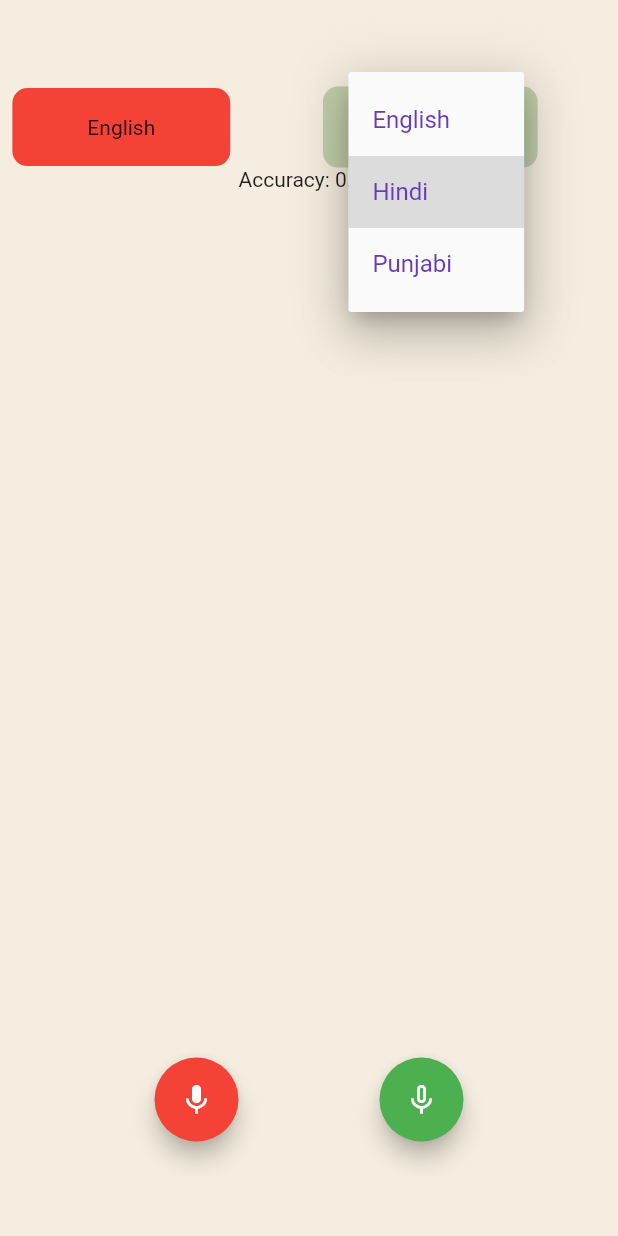
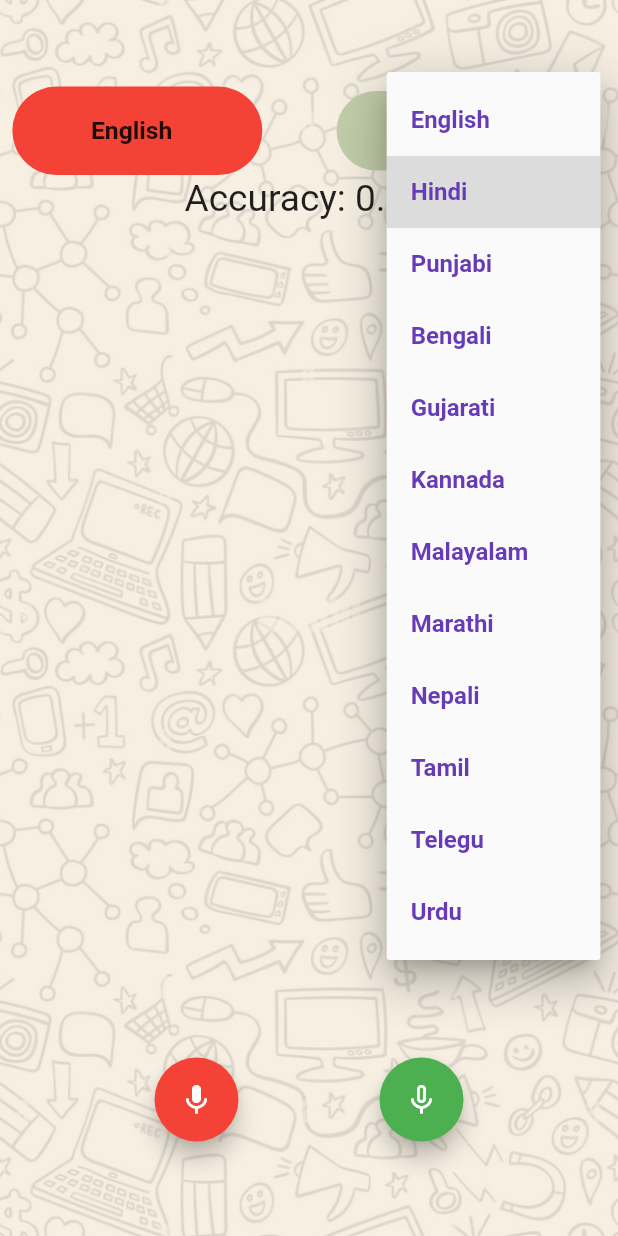
Before and after one commit to manas1410/Meraki, a Flutter app: the ConversationScreen screen opened directly with empty values, after a tap on the "mic none" icon, after a tap on "Hindi", on a phone screen of 412 x 824 dp. Run offline on Flutter 3.47's test engine with Material 2 defaults, Android fonts, the phone set to English and light mode, and no system bars; drawn by our look-alikes of avatar_glow; our stand-ins replace cloud_firestore, firebase_auth, firebase_core, flutter_tts, shared_preferences, simple_gradient_text and 1 more; missing offline and left inert: animated_button, translator; accounts and stored records are empty.

Commit message:
Final One For SIH

```diff
--- a/lib/Screens/Conversation_screen.dart
+++ b/lib/Screens/Conversation_screen.dart
@@ -1,18 +1,13 @@
-
 import 'package:avatar_glow/avatar_glow.dart';
-import 'package:cloud_firestore/cloud_firestore.dart';
 import 'package:flutter/material.dart';
 import 'package:flutter_tts/flutter_tts.dart';
-import 'package:highlight_text/highlight_text.dart';
 import 'package:speech_to_text/speech_to_text.dart' as stt;
 import '../helper/constants.dart';
 import '../services/database.dart';
-import '../widget/widgets.dart';
-import 'chatsRoomScreen.dart';
 import 'package:translator/translator.dart';
 
 class ConversationScreen extends StatefulWidget {
-  //const ConversationScreen({Key? key}) : super(key: key);
+
   final String chatRoomId;
   ConversationScreen(this.chatRoomId);
 
@@ -24,22 +19,34 @@ class _ConversationScreenState extends State<ConversationScreen> {
   late stt.SpeechToText _speech;
   bool _isListening_red = false;
   bool _isListening_green = false;
-  String _text ="";
-  String _text1 ="";
+  String _text = "";
+  String _text1 = "";
   DatabaseMethods databaseMethods = new DatabaseMethods();
   TextEditingController messageController = new TextEditingController();
   GoogleTranslator translator = new GoogleTranslator();
-  Map<String, String> language = {'English':'en',  "Hindi":'hi', 'Punjabi':'pa'};
+  Map<String, String> language = {
+    'English': 'en',
+    "Hindi": 'hi',
+    'Punjabi': 'pa',
+    'Bengali': 'bn',
+    'Gujarati': 'gu',
+    'Kannada': 'kn',
+    'Malayalam': 'ml',
+    'Marathi': 'mr',
+    'Nepali': 'ne',
+    'Tamil': 'ta',
+    'Telegu': 'te',
+    'Urdu': 'ur'
+  };
 
   final FlutterTts flutterTts = FlutterTts();
 
-  void trans()
-  {
-    translator.translate(_text,from: 'auto', to: Constants.language)
-        .then((output)
-        {
-      setState((){
-        _text1= Constants.language.toString()+": "+ output.toString();
+  void trans() {
+    translator
+        .translate(_text, from: 'auto', to: Constants.language)
+        .then((output) {
+      setState(() {
+        _text1 = Constants.language.toString() + ": " + output.toString();
         Constants.converted_text = output.toString();
       });
       print(_text1);
@@ -55,23 +62,19 @@ class _ConversationScreenState extends State<ConversationScreen> {
     print(text0);
   }
 
-
-  Widget ChatMessageList(){
+  Widget ChatMessageList() {
     return StreamBuilder(
       stream: chatMessageStream,
-    builder: (context, AsyncSnapshot<dynamic> snapshot){
+      builder: (context, AsyncSnapshot<dynamic> snapshot) {
         if (snapshot.hasData) {
           //print(chatMessageStream);
           return ListView.builder(
               itemCount: snapshot.data.size,
               itemBuilder: (context, index) {
-              return MessageTile(
-                  snapshot.data!.docs[index]["message"],
-                  snapshot.data!.docs[index]["sendBy"] == Constants.myName
-              );
+                return MessageTile(snapshot.data!.docs[index]["message"],
+                    snapshot.data!.docs[index]["sendBy"] == Constants.myName);
               });
-      }
-      else{
+        } else {
           print("chatMessageStream");
           print(chatMessageStream);
           return Container();
@@ -79,37 +82,38 @@ class _ConversationScreenState extends State<ConversationScreen> {
       },
     );
   }
-  sendMessage_red(){
-    if (_text.isNotEmpty){
 
-      Map<String,dynamic> messageMap1 = {
-        "message": "English: "+ _text+"\n"+_text1,
-        "sendBy" : "Untitled0",
-        "time" : DateTime.now().millisecondsSinceEpoch
+  sendMessage_red() {
+    if (_text.isNotEmpty) {
+      Map<String, dynamic> messageMap1 = {
+        "message": "English: " + _text + "\n" + _text1,
+        "sendBy": "Untitled0",
+        "time": DateTime.now().millisecondsSinceEpoch
       };
       databaseMethods.addConversationMessages(widget.chatRoomId, messageMap1);
-      messageController.text ="";
+      messageController.text = "";
     }
   }
-  sendMessage_green(){
-    if (_text.isNotEmpty){
-      Map<String,dynamic> messageMap = {
-        "message": "English: "+ _text+"\n" + _text1,
-        "sendBy" : Constants.myName,
-        "time" : DateTime.now().millisecondsSinceEpoch
+
+  sendMessage_green() {
+    if (_text.isNotEmpty) {
+      Map<String, dynamic> messageMap = {
+        "message": "English: " + _text + "\n" + _text1,
+        "sendBy": Constants.myName,
+        "time": DateTime.now().millisecondsSinceEpoch
       };
       databaseMethods.addConversationMessages(widget.chatRoomId, messageMap);
 
-      messageController.text ="";
+      messageController.text = "";
     }
   }
 
   @override
   void initState() {
     //print("haha"+ widget.chatRoomId);
-    databaseMethods.getConversationMessages(widget.chatRoomId).then((value){
+    databaseMethods.getConversationMessages(widget.chatRoomId).then((value) {
       setState(() {
-        chatMessageStream =value;
+        chatMessageStream = value;
       });
     });
     super.initState();
@@ -122,9 +126,7 @@ class _ConversationScreenState extends State<ConversationScreen> {
       //appBar: appBarMain2(),
       backgroundColor: Color.fromRGBO(245, 237, 223, 1),
       floatingActionButtonLocation: FloatingActionButtonLocation.centerFloat,
-      floatingActionButton:
-      Wrap(children: <Widget>[
-
+      floatingActionButton: Wrap(children: <Widget>[
         AvatarGlow(
           animate: _isListening_red,
           glowColor: Theme.of(context).primaryColor,
@@ -138,7 +140,6 @@ class _ConversationScreenState extends State<ConversationScreen> {
             child: Icon(_isListening_red ? Icons.mic : Icons.mic_none),
             heroTag: "fab1",
           ),
-
         ),
         AvatarGlow(
           animate: _isListening_green,
@@ -155,96 +156,78 @@ class _ConversationScreenState extends State<ConversationScreen> {
           ),
         ),
       ]),
-      /*Wrap(
-        //direction: Axis.horizontal,
-          children: <Widget> [
-            AvatarGlow(
-              animate: _isListening_red,
-              glowColor: Theme.of(context).primaryColor,
-              endRadius: 75.0,
-              duration: const Duration(milliseconds: 2000),
-              repeatPauseDuration: const Duration(milliseconds: 100),
-              repeat: true,
-              child: FloatingActionButton(
-                backgroundColor: Colors.red,
-                onPressed: _listen_red,
-                child: Icon(_isListening_red ? Icons.mic : Icons.mic_none),
-                heroTag: "fab1",
-              ),
 
-            ),
-            AvatarGlow(
-              animate: _isListening_green,
-              glowColor: Theme.of(context).primaryColor,
-              endRadius: 75.0,
-              duration: const Duration(milliseconds: 2000),
-              repeatPauseDuration: const Duration(milliseconds: 100),
-              repeat: true,
-              child: FloatingActionButton(
-                backgroundColor: Colors.green,
-                onPressed: _listen_green,
-                child: Icon(_isListening_green ? Icons.mic : Icons.mic_none),
-                heroTag: "fab2",
-              ),
-            ),
-          ]
-      ),*/
-      //floatingActionButton: ,
-      //appBar: appBarMain2(context),
       body: Container(
-    /*decoration: BoxDecoration(
+        decoration: BoxDecoration(
           image: DecorationImage(
             image: AssetImage("assets/images/bg3.jpg"),
             opacity: 0.1,
             fit: BoxFit.cover,
           ),
-    ),*/
+        ),
         child: Padding(
-          padding: EdgeInsets.only(top: MediaQuery.of(context).size.width*0.14,),
+          padding: EdgeInsets.only(
+            top: MediaQuery.of(context).size.width * 0.14,
+          ),
           child: Stack(
             children: [
               Column(
                 children: [
                   Row(
                     children: [
-                      SizedBox(width: MediaQuery.of(context).size.width*0.02,),
+                      SizedBox(
+                        width: MediaQuery.of(context).size.width * 0.02,
+                      ),
                       Container(
-                        padding: EdgeInsets.symmetric(horizontal: 50,vertical: 18),
+                          padding: EdgeInsets.fromLTRB(40, 20, 60, 20),
                           decoration: BoxDecoration(
                               gradient: LinearGradient(
-                                colors:
-                                [
-                                  Colors.red,
-                                  Colors.red
-
-                                ]
+                                  colors: [Colors.red, Colors.red]),
+                              borderRadius: BorderRadius.all(
+                                Radius.circular(40),
+                              )),
+                          child: Row(
+                            children: [
+                              SizedBox(
+                                width: MediaQuery.of(context).size.width * 0.03,
                               ),
-                          borderRadius: BorderRadius.all(Radius.circular(10),)
+                              Text(
+                                "English",
+                                style: TextStyle(
+                                    fontWeight: FontWeight.bold,
+                                    fontSize:
+                                    MediaQuery.of(context).size.width *
+                                        0.04),
                               ),
-                        child:Text("English")
-
+                            ],
+                          )),
+                      SizedBox(
+                        width: MediaQuery.of(context).size.width * 0.12,
                       ),
-
-                      SizedBox(width: MediaQuery.of(context).size.width*0.15,),
                       Container(
-                        padding: EdgeInsets.symmetric(horizontal: 33,vertical: 3),
+                          padding: EdgeInsets.fromLTRB(0, 0, 0, 5),
                           decoration: BoxDecoration(
-                            gradient: LinearGradient(
-                                colors:
-                                [
+                              gradient: LinearGradient(colors: [
                                 Color.fromRGBO(193, 205, 169, 1),
                                 Color.fromRGBO(193, 205, 169, 1)
-
-                                ]
+                              ]),
+                              borderRadius: BorderRadius.all(
+                                Radius.circular(40),
+                              )),
+                          child: Row(
+                            children: [
+                              SizedBox(
+                                width: MediaQuery.of(context).size.width * 0.12,
                               ),
-                            borderRadius: BorderRadius.all(Radius.circular(10),)
-                        ),
-                        child:DropdownButtonHideUnderline(
+                              DropdownButtonHideUnderline(
                                 child: DropdownButton<String>(
                                   value: Constants.language,
                                   icon: const Icon(Icons.arrow_downward),
                                   elevation: 16,
-                            style: const TextStyle(color: Colors.deepPurple,fontSize: 16),
+                                  style: const TextStyle(
+                                      color: Colors.deepPurple,
+                                      fontSize: 16,
+                                      fontWeight: FontWeight.bold),
                                   underline: Container(
                                     height: 2,
                                     color: Colors.deepPurpleAccent,
@@ -252,7 +235,6 @@ class _ConversationScreenState extends State<ConversationScreen> {
                                   onChanged: (String? newValue) {
                                     setState(() {
                                       Constants.language = newValue!;
-
                                     });
                                   },
                                   items: language
@@ -268,80 +250,43 @@ class _ConversationScreenState extends State<ConversationScreen> {
                                       .values
                                       .toList(),
                                 ),
-                        )
                               ),
-
                             ],
-
-                  ),
-                  Text("Accuracy: "+((Constants.confidence)*100).toString()+"%")
+                          )),
                     ],
                   ),
-              SizedBox(height: MediaQuery.of(context).size.height*0.1,),
-              Padding(padding: EdgeInsets.only(top: MediaQuery.of(context).size.height*0.1,
-                  bottom: MediaQuery.of(context).size.height*0.16,
+                  SizedBox(
+                    height: MediaQuery.of(context).size.height * 0.001,
+                  ),
+                  Text(
+                      "Accuracy: " +
+                          ((Constants.confidence) * 100).toString() +
+                          "%",
+                      style: TextStyle(
+                          fontSize: MediaQuery.of(context).size.width * 0.06))
+                ],
+              ),
+              SizedBox(
+                height: MediaQuery.of(context).size.height * 0.17,
+              ),
+              Padding(
+                  padding: EdgeInsets.only(
+                    top: MediaQuery.of(context).size.height * 0.1,
+                    bottom: MediaQuery.of(context).size.height * 0.16,
                     //left: MediaQuery.of(context).size.width*0.03,
                     //right: MediaQuery.of(context).size.width*0.03
                   ),
-              child:ChatMessageList()),
+                  child: ChatMessageList()),
 
-              /*Container(
-                alignment: Alignment.bottomCenter,
-                child: Container(
-                  decoration: BoxDecoration(
-                      color: Color.fromRGBO(239, 178, 167, 1),
-                      borderRadius: BorderRadius.circular(30)
-                  ),
-                  padding: EdgeInsets.symmetric(horizontal: 24,vertical: 20),
-                  child: Container()Row(
-                    children: [
-                      Expanded(
-                          child: TextField(
-                            controller: messageController,
-                            decoration: InputDecoration(
-                                hintText: "Message...",
-                                hintStyle: TextStyle(
-                                    color: Colors.black54
-                                ),
-                                border: InputBorder.none
-                            ),
-                          )
-                      ),
-                      GestureDetector(
-                        onTap: (){
-                          sendMessage();
-                        },
-                        child: Container(
-                          //height: 40,
-                          //width: 40,
-                            decoration: BoxDecoration(
-                                gradient: LinearGradient(
-                                    colors: [
-                                      Colors.blue,
-                                      Colors.blue,
-                                      Colors.lightBlueAccent,
-                                      Colors.blue,
-                                      Colors.blue
-                                    ]
-                                ),
-                                borderRadius: BorderRadius.circular(30)
-                            ),
-                            padding: EdgeInsets.all(8),
-                            child: Icon(Icons.send,size: 25,)
-                        ),
-                      ),
-                    ],
-                  ),
-                ),
-              ),*/
+
             ],
           ),
         ),
       ),
     );
   }
+
   void _listen_red() async {
-
     if (!_isListening_red) {
       bool available = await _speech.initialize(
         onStatus: (val) => print('onStatus: $val'),
@@ -353,28 +298,17 @@ class _ConversationScreenState extends State<ConversationScreen> {
         setState(() => _isListening_red = true);
         _speech.listen(
           onResult: (val) => setState(() {
+            _text = val.recognizedWords;
 
-            _text = val.recognizedWords;
-            /*final translation =
-               _text.translate(from: 'auto', to: 'hi');
-              _text1 = translation.text;
-              print("manaas");
-              print(_text1);
-              print(translation.text);*/
             if (val.hasConfidenceRating && val.confidence > 0) {
               Constants.confidence = val.confidence;
               print("vvjhvjhvjvhjvhjvjhvjh");
               print(Constants.confidence);
             }
 
-
             trans();
-
-          }
-          ),
-
+          }),
         );
-
       }
     } else {
       setState(() => _isListening_red = false);
@@ -382,6 +316,7 @@ class _ConversationScreenState extends State<ConversationScreen> {
       sendMessage_red();
     }
   }
+
   void _listen_green() async {
     if (!_isListening_green) {
       bool available = await _speech.initialize(
@@ -395,20 +330,11 @@ class _ConversationScreenState extends State<ConversationScreen> {
         _speech.listen(
           onResult: (val) => setState(() {
             _text = val.recognizedWords;
-              /*final translation =
-               _text.translate(from: 'auto', to: 'hi');
-              _text1 = translation.text;
-              print("manaas");
-              print(_text1);
-              print(translation.text);*/
+
 
             trans();
-
-          }
-          ),
-
+          }),
         );
-
       }
     } else {
       setState(() => _isListening_green = false);
@@ -417,87 +343,84 @@ class _ConversationScreenState extends State<ConversationScreen> {
     }
   }
 }
+
 class MessageTile extends StatelessWidget {
-  //const MessageTile({Key? key}) : super(key: key);
+
   final _ConversationScreenState obj = new _ConversationScreenState();
   final String message;
   final bool isSendByMe;
-  MessageTile(this.message,this.isSendByMe);
+  MessageTile(this.message, this.isSendByMe);
   @override
   Widget build(BuildContext context) {
-    return
-        Container(
-          padding: EdgeInsets.only(left: isSendByMe ? 0:24 ,
-              right: isSendByMe ? 24:0),
+    return Container(
+        padding: EdgeInsets.only(
+            left: isSendByMe ? 0 : 24, right: isSendByMe ? 24 : 0),
         margin: EdgeInsets.symmetric(vertical: 4),
-          //width: MediaQuery.of(context).size.width,
-          alignment: isSendByMe ? Alignment.centerRight: Alignment.centerLeft,
+
+        alignment: isSendByMe ? Alignment.centerRight : Alignment.centerLeft,
         child: Row(
           children: [
-              SizedBox(width: 50,child:
-              Row(
+            SizedBox(
+              width: 50,
+              child: Row(
                 mainAxisAlignment: MainAxisAlignment.end,
                 crossAxisAlignment: CrossAxisAlignment.end,
                 children: [
-                    GestureDetector(
+                  Container(
+                    decoration: BoxDecoration(boxShadow: [
+                      BoxShadow(
+                        color: Colors.grey.withOpacity(0.9),
+                        spreadRadius: 5,
+                        blurRadius: 7,
+                        offset: Offset(-3, 3),
+                      )
+                    ], shape: BoxShape.circle),
+                    child: GestureDetector(
                       onTap: () {
                         obj.text_to_speech(Constants.converted_text);
                       },
                       child: Container(
                           alignment: Alignment.center,
-                          width: MediaQuery.of(context).size.width*0.1,
-                          //padding: EdgeInsets.symmetric(vertical: 10,horizontal: 10),
-
-                          child: Image(image: AssetImage('assets/images/img.png'),height: 50,)
-                      ),
+                          width: MediaQuery.of(context).size.width * 0.1,
 
 
+                          child: Image(
+                            image: AssetImage('assets/images/img.png'),
+                            height: 50,
+                          )),
+                    ),
                   ),
                 ],
               ),
-
             ),
             Expanded(
               child: Container(
-                  padding: EdgeInsets.symmetric(horizontal: 24,vertical: 16),
+                padding: EdgeInsets.symmetric(horizontal: 24, vertical: 16),
                 decoration: BoxDecoration(
                     gradient: LinearGradient(
-                      colors: isSendByMe?
-                      [
+                        colors: isSendByMe
+                            ? [
                           Color.fromRGBO(193, 205, 169, 1),
                           Color.fromRGBO(193, 205, 169, 1)
-
-                      ]:[
+                        ]
+                            : [
                           Color.fromRGBO(239, 178, 167, 1),
                           Color.fromRGBO(239, 178, 167, 1)
-
-                        ]
-                    ),
-                    borderRadius: isSendByMe?
-                    BorderRadius.only(
+                        ]),
+                    borderRadius: isSendByMe
+                        ? BorderRadius.only(
                         topLeft: Radius.circular(23),
                         topRight: Radius.circular(23),
-                      bottomLeft: Radius.circular(23)
-                    ):
-                    BorderRadius.only(
+                        bottomLeft: Radius.circular(23))
+                        : BorderRadius.only(
                         topLeft: Radius.circular(23),
                         topRight: Radius.circular(23),
-                        bottomRight: Radius.circular(23)
-                    )
-
-                  ),
-                  child:
-                      Text(message,
-                        style: TextStyle(
-                          color: Colors.black,
-                          fontSize: 16
-                        )
+                        bottomRight: Radius.circular(23))),
+                child: Text(message,
+                    style: TextStyle(color: Colors.black, fontSize: 16)),
               ),
             ),
-              ),
-
           ],
-          )
-        );
+        ));
   }
 }
--- a/lib/Screens/chatsRoomScreen.dart
+++ b/lib/Screens/chatsRoomScreen.dart
@@ -1,6 +1,4 @@
 import 'package:flutter/material.dart';
-import 'package:intl/intl.dart';
-//import 'package:meraki/voice.dart';
 import '../helper/constants.dart';
 import '../helper/helperfunction.dart';
 import '../services/auth.dart';
@@ -262,7 +260,7 @@ class ChatRoomsTile extends StatelessWidget {
           Image.asset(
             "assets/images/line_1.png",
             height: MediaQuery.of(context).size.height * 0.009,
-            width: MediaQuery.of(context).size.width,
+            width: MediaQuery.of(context).size.width * 0.94,
             //fit: BoxFit.fill
           ),
         ]));
--- a/lib/helper/authentication.dart
+++ b/lib/helper/authentication.dart
@@ -22,10 +22,10 @@ class _AuthenticateState extends State<Authenticate>{
 
   @override
   Widget build(BuildContext context){
-     if(showSignIn){
+    if(showSignIn){
       return SignIn(toogleView);
     }else{
-       return SignUp(toogleView);
-     };
+      return SignUp(toogleView);
+    };
   }
 }
--- a/lib/services/database.dart
+++ b/lib/services/database.dart
@@ -20,7 +20,7 @@ class DatabaseMethods{
   createChatRoom(String chatRoomId,chatRoomMap){
     FirebaseFirestore.instance.collection("ChatRoom")
         .doc(chatRoomId).set(chatRoomMap).catchError((e){
-          print(e.toString());
+      print(e.toString());
     });
   }
 
@@ -30,7 +30,7 @@ class DatabaseMethods{
         .doc(chatRoomId)
         .collection("chats")
         .add(messageMap).catchError((e){
-          print(e.toString());
+      print(e.toString());
     });
   }
 
@@ -39,7 +39,7 @@ class DatabaseMethods{
     return await FirebaseFirestore.instance.collection("ChatRoom")
         .doc(chatRoomId)
         .collection("chats")
-    .orderBy("time")
+        .orderBy("time")
         .snapshots();
   }
   getChatRooms(String userName) async{
```
Also changed, not shown: lib/Screens/login_screen.dart (+4 -4 lines), lib/Screens/profile.dart (+9 -11 lines), lib/Screens/signup.dart (+1 -24 lines), lib/main.dart (+0 -14 lines), lib/Screens/search.dart (indentation only), lib/widget/widgets.dart (indentation only). Lines whose indentation alone changed are shown as unchanged.
